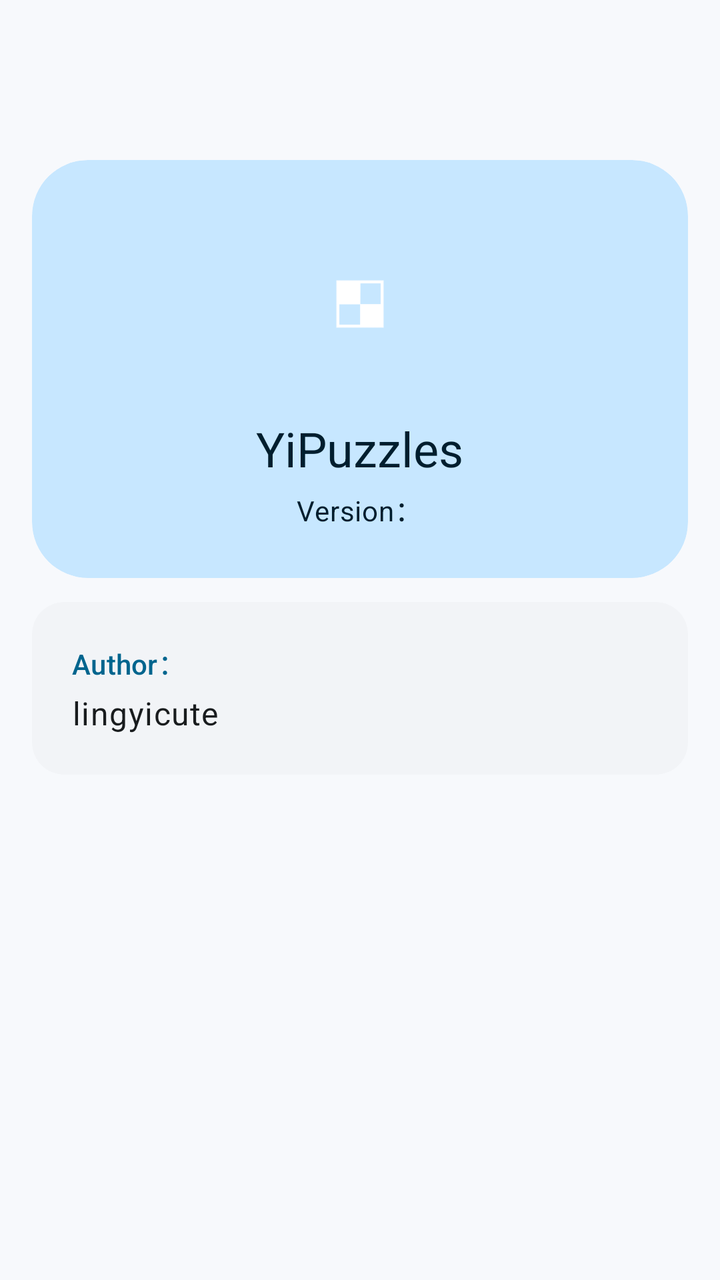
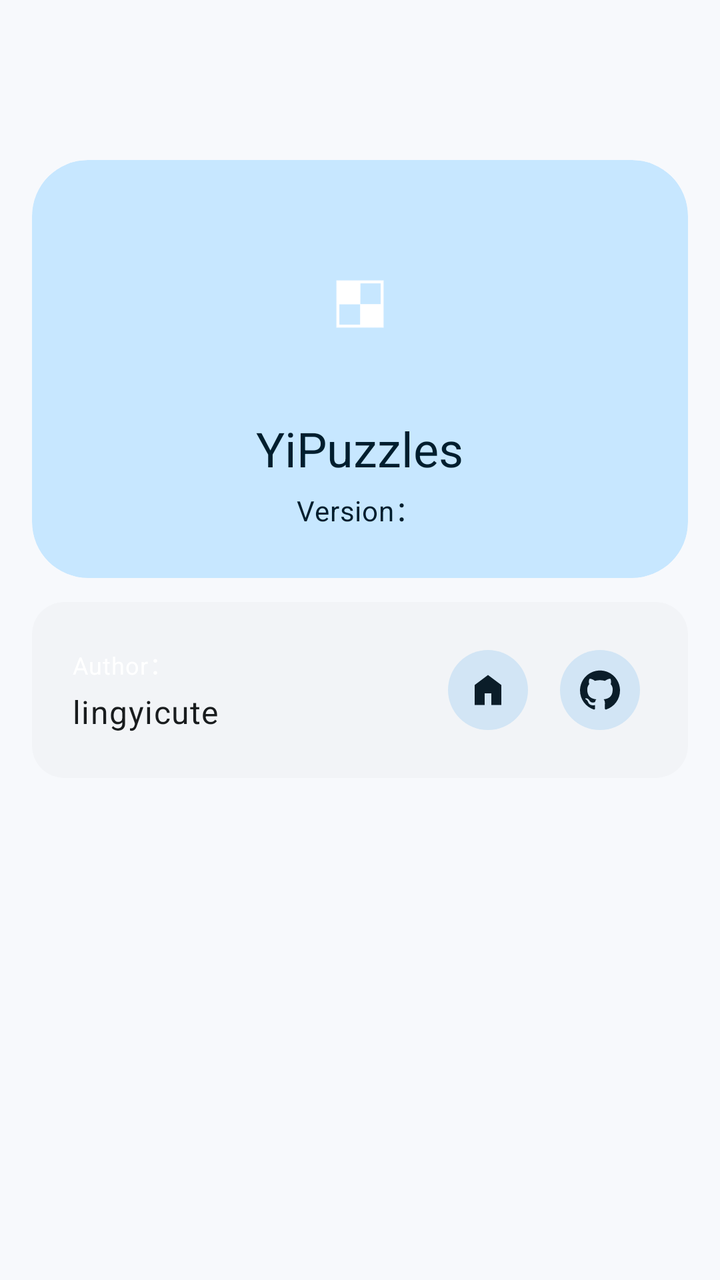

Screens rendered from an Android XML layout before and after an edit, with the pre-edit source and the edit as a unified diff.
<!-- AndroidManifest.xml: application theme Theme.YiPuzzles -->
<!-- res/layout/activity_about.xml -->
<?xml version="1.0" encoding="utf-8"?>
<androidx.coordinatorlayout.widget.CoordinatorLayout xmlns:android="http://schemas.android.com/apk/res/android"
    xmlns:app="http://schemas.android.com/apk/res-auto"
    xmlns:tools="http://schemas.android.com/tools"
    android:layout_width="match_parent"
    android:layout_height="match_parent"
    android:fitsSystemWindows="true"
    android:background="?android:colorBackground"
        app:statusBarBackground="@null"
    tools:context=".activities.AboutActivity">

    <include layout="@layout/toolbar" />

    <androidx.core.widget.NestedScrollView
        android:id="@+id/main_content"
        android:layout_width="match_parent"
        android:layout_height="match_parent"
        android:clipToPadding="false"
        app:layout_behavior="@string/appbar_scrolling_view_behavior">

        <LinearLayout
            android:layout_width="match_parent"
            android:layout_height="wrap_content"
            android:gravity="center_horizontal"
            android:orientation="vertical"
            android:padding="16dp">

            
            <com.google.android.material.card.MaterialCardView
                style="?attr/materialCardViewFilledStyle"
                android:layout_width="match_parent"
                android:layout_height="wrap_content"
                app:cardBackgroundColor="?attr/colorPrimaryContainer"
                app:contentPadding="24dp"
                app:shapeAppearance="@style/ShapeAppearance.Material3.Corner.ExtraLarge">

                <LinearLayout
                    android:layout_width="match_parent"
                    android:layout_height="wrap_content"
                    android:gravity="center_horizontal"
                    android:orientation="vertical">

                    <ImageView
                        android:layout_width="96dp"
                        android:layout_height="96dp"
                        android:contentDescription="@string/app_name"
                        android:src="@mipmap/ic_launcher_foreground" />

                    <TextView
                        android:layout_width="wrap_content"
                        android:layout_height="wrap_content"
                        android:layout_marginTop="8dp"
                        android:text="@string/app_name_long"
                        android:textAppearance="?attr/textAppearanceHeadlineSmall"
                        android:textColor="?attr/colorOnPrimaryContainer" />

                    <LinearLayout
                        android:layout_width="wrap_content"
                        android:layout_height="wrap_content"
                        android:layout_marginTop="4dp"
                        android:orientation="horizontal">

                        <TextView
                            android:layout_width="wrap_content"
                            android:layout_height="wrap_content"
                            android:text="@string/version"
                            android:textAppearance="?attr/textAppearanceBodyMedium"
                            android:textColor="?attr/colorOnPrimaryContainer" />

                        <TextView
                            android:id="@+id/textFieldVersionName"
                            android:layout_width="wrap_content"
                            android:layout_height="wrap_content"
                            android:textAppearance="?attr/textAppearanceBodyMedium"
                            android:textColor="?attr/colorOnPrimaryContainer" />
                    </LinearLayout>

                </LinearLayout>
            </com.google.android.material.card.MaterialCardView>

            
            <com.google.android.material.card.MaterialCardView
                style="?attr/materialCardViewFilledStyle"
                android:layout_width="match_parent"
                android:layout_height="wrap_content"
                android:layout_marginTop="12dp"
                app:cardBackgroundColor="?attr/colorSurfaceContainerLow"
                app:contentPadding="20dp"
                app:shapeAppearance="@style/ShapeAppearance.Material3.Corner.Large">

                <LinearLayout
                    android:layout_width="match_parent"
                    android:layout_height="wrap_content"
                    android:orientation="vertical">

                    <TextView
                        android:layout_width="wrap_content"
                        android:layout_height="wrap_content"
                        android:text="@string/about_author"
                        android:textAppearance="?attr/textAppearanceTitleSmall"
                        android:textColor="?attr/colorPrimary" />

                    <TextView
                        android:layout_width="wrap_content"
                        android:layout_height="wrap_content"
                        android:layout_marginTop="4dp"
                        android:text="@string/about_author_names"
                        android:textAppearance="?attr/textAppearanceBodyLarge"
                        android:textColor="?attr/colorOnSurface" />

                </LinearLayout>
            </com.google.android.material.card.MaterialCardView>

        </LinearLayout>
    </androidx.core.widget.NestedScrollView>

</androidx.coordinatorlayout.widget.CoordinatorLayout>
<!-- res/layout/toolbar.xml (included above) -->
<?xml version="1.0" encoding="utf-8"?>
<com.google.android.material.appbar.AppBarLayout xmlns:android="http://schemas.android.com/apk/res/android"
    xmlns:app="http://schemas.android.com/apk/res-auto"
    android:layout_width="match_parent"
    android:layout_height="wrap_content"
    android:fitsSystemWindows="true"
    android:background="?android:colorBackground"
    app:liftOnScroll="true">

    <com.google.android.material.appbar.MaterialToolbar
        android:id="@+id/toolbar"
        android:layout_width="match_parent"
        android:layout_height="?attr/actionBarSize" />

</com.google.android.material.appbar.AppBarLayout>
<!-- resources referenced by this layout -->
<resources>
  <string name="about_author">Author：</string>
  <string name="about_author_names">lingyicute</string>
  <string name="app_name">YiPuzzles</string>
  <string name="app_name_long">YiPuzzles</string>
  <string name="version">Version：</string>
  <color name="md_theme_light_primary">#00658E</color>
  <color name="md_theme_light_onPrimary">#FFFFFF</color>
  <color name="md_theme_light_primaryContainer">#C7E7FF</color>
  <color name="md_theme_light_onPrimaryContainer">#001E2E</color>
  <color name="md_theme_light_secondary">#4F616E</color>
  <color name="md_theme_light_onSecondary">#FFFFFF</color>
  <color name="md_theme_light_secondaryContainer">#D2E5F5</color>
  <color name="md_theme_light_onSecondaryContainer">#0B1D29</color>
  <color name="md_theme_light_tertiary">#63597C</color>
  <color name="md_theme_light_onTertiary">#FFFFFF</color>
  <color name="md_theme_light_tertiaryContainer">#E9DDFF</color>
  <color name="md_theme_light_onTertiaryContainer">#1F1635</color>
  <color name="md_theme_light_error">#BA1A1A</color>
  <color name="md_theme_light_onError">#FFFFFF</color>
  <color name="md_theme_light_errorContainer">#FFDAD6</color>
  <color name="md_theme_light_onErrorContainer">#410002</color>
  <color name="md_theme_light_background">#F7F9FC</color>
  <color name="md_theme_light_onBackground">#191C1E</color>
  <color name="md_theme_light_surface">#F7F9FC</color>
  <color name="md_theme_light_onSurface">#191C1E</color>
  <color name="md_theme_light_surfaceVariant">#DDE3EA</color>
  <color name="md_theme_light_onSurfaceVariant">#41484D</color>
  <color name="md_theme_light_outline">#71787E</color>
  <color name="md_theme_light_outlineVariant">#C1C7CE</color>
  <color name="md_theme_light_inverseSurface">#2E3133</color>
  <color name="md_theme_light_inverseOnSurface">#EFF1F3</color>
  <color name="md_theme_light_inversePrimary">#85CFFF</color>
  <color name="md_theme_light_surfaceDim">#D8DADD</color>
  <color name="md_theme_light_surfaceBright">#F7F9FC</color>
  <color name="md_theme_light_surfaceContainerLow">#F2F4F7</color>
  <color name="md_theme_light_surfaceContainer">#ECEEF1</color>
  <color name="md_theme_light_surfaceContainerHigh">#E6E8EB</color>
  <!-- unchanged entries left out for length: 7 -->
</resources>

<!-- the commit's change to res/layout/activity_about.xml (unified diff, before → after) -->
@@ -91,22 +91,49 @@
                 <LinearLayout
                     android:layout_width="match_parent"
                     android:layout_height="wrap_content"
-                    android:orientation="vertical">
+                    android:gravity="center_vertical"
+                    android:orientation="horizontal">
 
-                    <TextView
+                    <LinearLayout
+                        android:layout_width="0dp"
+                        android:layout_height="wrap_content"
+                        android:layout_weight="1"
+                        android:orientation="vertical">
+
+                        <TextView
+                            android:layout_width="wrap_content"
+                            android:layout_height="wrap_content"
+                            android:text="@string/about_author"
+                            android:textAppearance="?attr/textAppearanceBodySmall"
+                            android:textColor="@android:color/white" />
+
+                        <TextView
+                            android:layout_width="wrap_content"
+                            android:layout_height="wrap_content"
+                            android:layout_marginTop="4dp"
+                            android:text="@string/about_author_names"
+                            android:textAppearance="?attr/textAppearanceBodyLarge"
+                            android:textColor="?attr/colorOnSurface" />
+
+                    </LinearLayout>
+
+                    
+                    <com.google.android.material.button.MaterialButton
+                        android:id="@+id/buttonHomepage"
+                        style="@style/Widget.Material3.Button.IconButton.Filled.Tonal"
                         android:layout_width="wrap_content"
                         android:layout_height="wrap_content"
-                        android:text="@string/about_author"
-                        android:textAppearance="?attr/textAppearanceTitleSmall"
-                        android:textColor="?attr/colorPrimary" />
+                        android:contentDescription="@string/about_homepage"
+                        app:icon="@drawable/ic_menu_home" />
 
-                    <TextView
+                    <com.google.android.material.button.MaterialButton
+                        android:id="@+id/buttonGithub"
+                        style="@style/Widget.Material3.Button.IconButton.Filled.Tonal"
                         android:layout_width="wrap_content"
                         android:layout_height="wrap_content"
-                        android:layout_marginTop="4dp"
-                        android:text="@string/about_author_names"
-                        android:textAppearance="?attr/textAppearanceBodyLarge"
-                        android:textColor="?attr/colorOnSurface" />
+                        android:layout_marginStart="8dp"
+                        android:contentDescription="@string/about_github"
+                        app:icon="@drawable/ic_github" />
 
                 </LinearLayout>
             </com.google.android.material.card.MaterialCardView>
<!-- resource entries referenced after the edit -->
@@ -1,7 +1,31 @@
 <!-- resources referenced by this layout -->
 <resources>
+  <!-- drawable ic_github (drawable) -->
+  <vector xmlns:android="http://schemas.android.com/apk/res/android"
+      android:width="24dp"
+      android:height="24dp"
+      android:viewportWidth="24"
+      android:viewportHeight="24"
+      android:tint="?attr/colorControlNormal">
+    <path
+        android:fillColor="@android:color/white"
+        android:pathData="M12,0.297c-6.63,0 -12,5.373 -12,12 0,5.303 3.438,9.8 8.205,11.385 0.6,0.113 0.82,-0.258 0.82,-0.577 0,-0.285 -0.01,-1.04 -0.015,-2.04 -3.338,0.724 -4.042,-1.61 -4.042,-1.61C4.422,18.07 3.633,17.7 3.633,17.7c-1.087,-0.744 0.084,-0.729 0.084,-0.729 1.205,0.084 1.838,1.236 1.838,1.236 1.07,1.835 2.809,1.305 3.495,0.998 0.108,-0.776 0.417,-1.305 0.76,-1.605 -2.665,-0.3 -5.466,-1.332 -5.466,-5.93 0,-1.31 0.465,-2.38 1.235,-3.22 -0.135,-0.303 -0.54,-1.523 0.105,-3.176 0,0 1.005,-0.322 3.3,1.23 0.96,-0.267 1.98,-0.399 3,-0.405 1.02,0.006 2.04,0.138 3,0.405 2.28,-1.552 3.285,-1.23 3.285,-1.23 0.645,1.653 0.24,2.873 0.12,3.176 0.765,0.84 1.23,1.91 1.23,3.22 0,4.61 -2.805,5.625 -5.475,5.92 0.42,0.36 0.81,1.096 0.81,2.22 0,1.606 -0.015,2.896 -0.015,3.286 0,0.315 0.21,0.69 0.825,0.57C20.565,22.092 24,17.592 24,12.297c0,-6.627 -5.373,-12 -12,-12"/>
+  </vector>
+  <!-- drawable ic_menu_home (drawable) -->
+  <vector xmlns:android="http://schemas.android.com/apk/res/android"
+      android:width="24dp"
+      android:height="24dp"
+      android:viewportWidth="960"
+      android:viewportHeight="960"
+      android:tint="?attr/colorControlNormal">
+    <path
+        android:fillColor="@android:color/white"
+        android:pathData="M160,840L160,360L480,120L800,360L800,840L560,840L560,560L400,560L400,840L160,840Z"/>
+  </vector>
   <string name="about_author">Author：</string>
   <string name="about_author_names">lingyicute</string>
+  <string name="about_github">GitHub</string>
+  <string name="about_homepage">Home</string>
   <string name="app_name">YiPuzzles</string>
   <string name="app_name_long">YiPuzzles</string>
   <string name="version">Version：</string>
